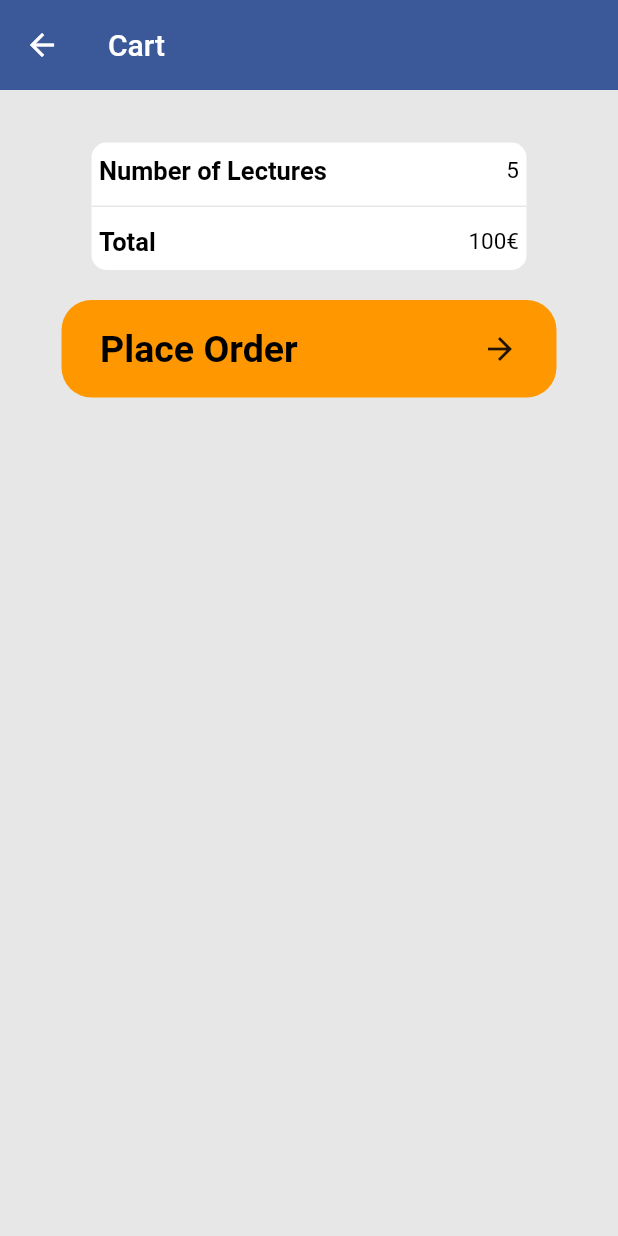
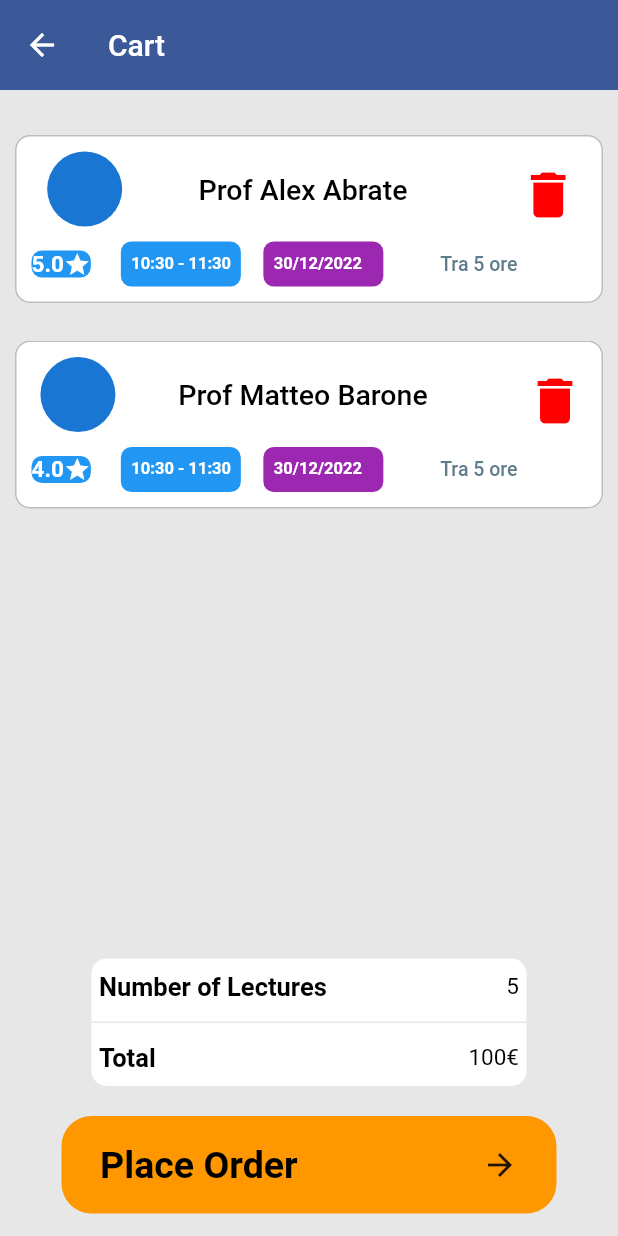
Before and after one commit to ollyexe/Booky, a Flutter app: the screen it shows after launch, after a tap on the "shopping cart" icon, on a phone screen of 412 x 824 dp. Run offline on Flutter 3.47's test engine with Material 2 defaults, Android fonts, the phone set to English and light mode, and no system bars; our stand-ins replace animated_bottom_navigation_bar, auto_size_text, expandable, table_calendar.

Commit message:
Cart done

```diff
--- a/lib/NavigationBar/Cart.dart
+++ b/lib/NavigationBar/Cart.dart
@@ -2,6 +2,7 @@ import 'package:flutter/material.dart';
 import 'package:progettoium/Utilities/CommonWidgets/CommonStyles.dart';
 import 'package:progettoium/Utilities/CommonWidgets/List_of_Appointments.dart';
 
+import '../Utilities/CommonWidgets/SingleLecture.dart';
 import '../Utilities/CommonWidgets/UtilityWidgets.dart';
 
 class Cart extends StatefulWidget {
@@ -12,11 +13,16 @@ class Cart extends StatefulWidget {
 }
 
 class _CartState extends State<Cart> {
+  List<Lecture> lectures = [
+    Lecture("Alex","Abrate","Matematica",DateTime.now(),null,5.0),
+    Lecture("Matteo", "Barone", "Informatica", DateTime.now(), null, 4.0)
+  ];
   Text text = myText("Cart", 20, Colors.white, FontWeight.w500);
   String placeOrderText = "Place Order";
   Icon placeOrderIcon = const Icon(Icons.arrow_forward);
   Color placeOrderColorContainer = Colors.orange;
   DismissDirection placeOrderDirection = DismissDirection.startToEnd;
+
   @override
   Widget build(BuildContext context) {
     return Scaffold(
@@ -25,7 +31,7 @@ class _CartState extends State<Cart> {
         children: [
           customAppBar(placeholder,text,60),
           const SizedBox(height: 20),
-          /* La lista di lezione da comprare*/
+          ListForCart(lectures),
           const SizedBox(height: 15),
           totalCost(),
           const SizedBox(height: 20),
--- a/lib/Utilities/CommonWidgets/CommonStyles.dart
+++ b/lib/Utilities/CommonWidgets/CommonStyles.dart
@@ -80,7 +80,7 @@ Container containerSingleLecture(String label, Color color){
       width: 80,
       height: 30,
       child: Padding(
-        padding: const EdgeInsetsDirectional.fromSTEB(6, 7, 0, 0),
+        padding: const EdgeInsetsDirectional.fromSTEB(7, 8, 0, 0),
         child: myText(label, 11, Colors.white, FontWeight.bold),
       )
   );
--- a/lib/Utilities/CommonWidgets/List_of_Appointments.dart
+++ b/lib/Utilities/CommonWidgets/List_of_Appointments.dart
@@ -5,6 +5,93 @@ import 'CommonStyles.dart';
 
 
 
+class ListForCart extends StatefulWidget {
+
+  List<Lecture> list;
+
+  ListForCart(this.list,{Key? key}) : super(key: key);
+
+  @override
+  State<ListForCart> createState() => _ListForCartState();
+}
+
+class _ListForCartState extends State<ListForCart> {
+  final GlobalKey<AnimatedListState> _key = GlobalKey();
+
+  void _removeItem(int i){
+    _key.currentState!.removeItem(
+      i, (context, animation){
+      return SizeTransition(
+        sizeFactor: animation,
+        child: Card(
+          margin: const EdgeInsets.all(10),
+          color: Colors.red,
+          child: ListTile(
+            title: myText("Deleted", 24, Colors.black, FontWeight.normal),
+          ),
+        ),
+      );
+    },
+      duration: const Duration(milliseconds: 300),
+    );
+    widget.list.removeAt(i);
+  }
+
+  @override
+  Widget build(BuildContext context) {
+    return Expanded(
+      child: AnimatedList(
+        key: _key,
+        initialItemCount: widget.list.length,
+        padding: const EdgeInsets.all(10),
+        itemBuilder: (context, index, animation) {
+          return SizeTransition(
+            key: UniqueKey(),
+            sizeFactor: animation,
+            child: Column(
+              children: [
+                Container(
+                  decoration: BoxDecoration(
+                    borderRadius: BorderRadius.circular(10),
+                    color: Colors.white,
+                    border: Border.all(color: Colors.black26, width: 1),
+                  ),
+                  padding: const EdgeInsetsDirectional.fromSTEB(5, 10, 0, 10),
+                  child: Column(
+                    children: [
+                      Row(
+                        mainAxisAlignment: MainAxisAlignment.spaceEvenly,
+                        children: [
+                          CircleAvatar(
+                            backgroundImage: widget.list[index].image,
+                            radius: 25,
+                          ),
+                          const SizedBox(width: 20),
+                          myText("Prof ${widget.list[index].name} ${widget.list[index].surname}", 19, Colors.black, FontWeight.w500),
+                          const SizedBox(width: 35),
+                          IconButton(
+                            icon: const Icon(
+                              Icons.delete,
+                              size: 40,
+                              color: Color(0xFFFF0000),
+                            ),
+                            onPressed: () => _removeItem(index),
+                          )
+                        ],
+                      ),
+                      topWidget(widget.list[index])
+                    ],
+                  ),
+                ),
+                space
+              ],
+            ),
+          );
+        },
+      ),
+    );
+  }
+}
 
 
 class ListOfLectures extends StatefulWidget {
@@ -59,7 +146,6 @@ class _ListOfLecturesState extends State<ListOfLectures> {
                     border: Border.all(color: Colors.black26, width: 1),
                   ),
                   padding: const EdgeInsetsDirectional.fromSTEB(5, 10, 0, 10),
-                  //height: 130,
                   child: ExpandableNotifier(
                     initialExpanded: false,
                     child: ScrollOnExpand(
@@ -73,71 +159,13 @@ class _ListOfLecturesState extends State<ListOfLectures> {
                               radius: 25,
                             ),
                             const SizedBox(width: 20),
-                            myText("Prof ${widget.list[index].name} ${widget.list[index].surname}", 17, Colors.black, FontWeight.w500),
+                            myText("Prof ${widget.list[index].name} ${widget.list[index].surname}", 19, Colors.black, FontWeight.w500),
                           ],
                         ),
-                        collapsed: Padding(
-                          padding: const EdgeInsetsDirectional.fromSTEB(5, 10, 0, 0),
-                          child: Row(
-                            children: [
-                              Container(
-                                decoration:BoxDecoration(
-                                    color: Colors.blue,
-                                    borderRadius: BorderRadius.circular(7)
-                                ),
-                                child: Row(
-                                  children: [
-                                    myText("${widget.list[index].rating}", 15, Colors.white, FontWeight.w600), //CHANGE 4.7 TO A VARIABLE
-                                    const Icon(Icons.star,color: Colors.white,size: 18)],
-                                ),
-                              ),
-                              const SizedBox(width: 10),
-                              Row(
-                                children: [
-                                  containerSingleLecture("${widget.list[index].date.hour}:${widget.list[index].date.minute} - ${widget.list[index].date.hour+1}:${widget.list[index].date.minute}", Colors.blue),
-                                  Padding(
-                                    padding: const EdgeInsetsDirectional.fromSTEB(15, 0, 0, 0),
-                                    child: containerSingleLecture("${widget.list[index].date.day}/${widget.list[index].date.month}/${widget.list[index].date.year}", Colors.purple),
-                                  )
-                                ],
-                              ),
-                              const SizedBox(width: 25),
-                              myText(" Tra 5 ore", 13, Colors.blueGrey, FontWeight.w500),
-                            ],
-                          ),
-                        ),
+                        collapsed: topWidget(widget.list[index]),
                         expanded:Column(
                           children: [
-                            Padding(
-                              padding: const EdgeInsetsDirectional.fromSTEB(5, 10, 0, 0),
-                              child: Row(
-                                children: [
-                                  Container(
-                                    decoration:BoxDecoration(
-                                        color: Colors.blue,
-                                        borderRadius: BorderRadius.circular(7)
-                                    ),
-                                    child: Row(
-                                      children: [
-                                        myText("${widget.list[index].rating}", 15, Colors.white, FontWeight.w600), //CHANGE 4.7 TO A VARIABLE
-                                        const Icon(Icons.star,color: Colors.white,size: 18)],
-                                    ),
-                                  ),
-                                  const SizedBox(width: 10),
-                                  Row(
-                                    children: [
-                                      containerSingleLecture("${widget.list[index].date.hour}:${widget.list[index].date.minute} - ${widget.list[index].date.hour+1}:${widget.list[index].date.minute}", Colors.blue),
-                                      Padding(
-                                        padding: const EdgeInsetsDirectional.fromSTEB(15, 0, 0, 0),
-                                        child: containerSingleLecture("${widget.list[index].date.day}/${widget.list[index].date.month}/${widget.list[index].date.year}", Colors.purple),
-                                      )
-                                    ],
-                                  ),
-                                  const SizedBox(width: 25),
-                                  myText(" Tra 5 ore", 13, Colors.blueGrey, FontWeight.w500),
-                                ],
-                              ),
-                            ),
+                            topWidget(widget.list[index]),
                             const SizedBox(height:10),
                             Row(
                               mainAxisAlignment: MainAxisAlignment.spaceAround,
@@ -163,7 +191,6 @@ class _ListOfLecturesState extends State<ListOfLectures> {
                 space
               ],
             )
-
           );
         },
       ),
@@ -171,38 +198,37 @@ class _ListOfLecturesState extends State<ListOfLectures> {
   }
 }
 
-/*
-class ListOfLectures extends StatefulWidget {
-  bool expand;
-  List<Lecture> list;
-  ListOfLectures(this.list,this.expand,{Key? key}) : super(key: key);
 
-  @override
-  State<ListOfLectures> createState() => _ListOfLecturesState();
+
+Widget topWidget(Lecture lecture){
+  return Padding(
+    padding: const EdgeInsetsDirectional.fromSTEB(5, 10, 0, 0),
+    child: Row(
+      children: [
+        Container(
+          decoration:BoxDecoration(
+              color: Colors.blue,
+              borderRadius: BorderRadius.circular(7)
+          ),
+          child: Row(
+            children: [
+              myText("${lecture.rating}", 15, Colors.white, FontWeight.w600), //CHANGE 4.7 TO A VARIABLE
+              const Icon(Icons.star,color: Colors.white,size: 18)],
+          ),
+        ),
+        const SizedBox(width: 20),
+        Row(
+          children: [
+            containerSingleLecture("${lecture.date.hour}:${lecture.date.minute} - ${lecture.date.hour+1}:${lecture.date.minute}", Colors.blue),
+            Padding(
+              padding: const EdgeInsetsDirectional.fromSTEB(15, 0, 0, 0),
+              child: containerSingleLecture("${lecture.date.day}/${lecture.date.month}/${lecture.date.year}", Colors.purple),
+            )
+          ],
+        ),
+        const SizedBox(width: 35),
+        myText(" Tra 5 ore", 13, Colors.blueGrey, FontWeight.w500),
+      ],
+    ),
+  );
 }
-
-class _ListOfLecturesState extends State<ListOfLectures> {
-
-  @override
-  Widget build(BuildContext context) {
-    return Expanded(
-      child: NotificationListener<OverscrollIndicatorNotification>(
-        onNotification: (OverscrollIndicatorNotification overscroll){
-          overscroll.disallowIndicator();
-          return true;
-        },
-        child: ListView.separated(
-          separatorBuilder: (context, index) => space,
-          scrollDirection: Axis.vertical,
-          padding: const EdgeInsetsDirectional.fromSTEB(20, 0, 20, 0),
-          shrinkWrap: true,
-          itemCount: 5,
-          itemBuilder: (context,int index){
-            return SingleLecture(widget.expand,widget.list[index]);
-          },
-        ),
-      )
-    );
-  }
-}
- */
```
Also changed, not shown: lib/Utilities/CommonWidgets/SingleLecture.dart (+0 -183 lines).
